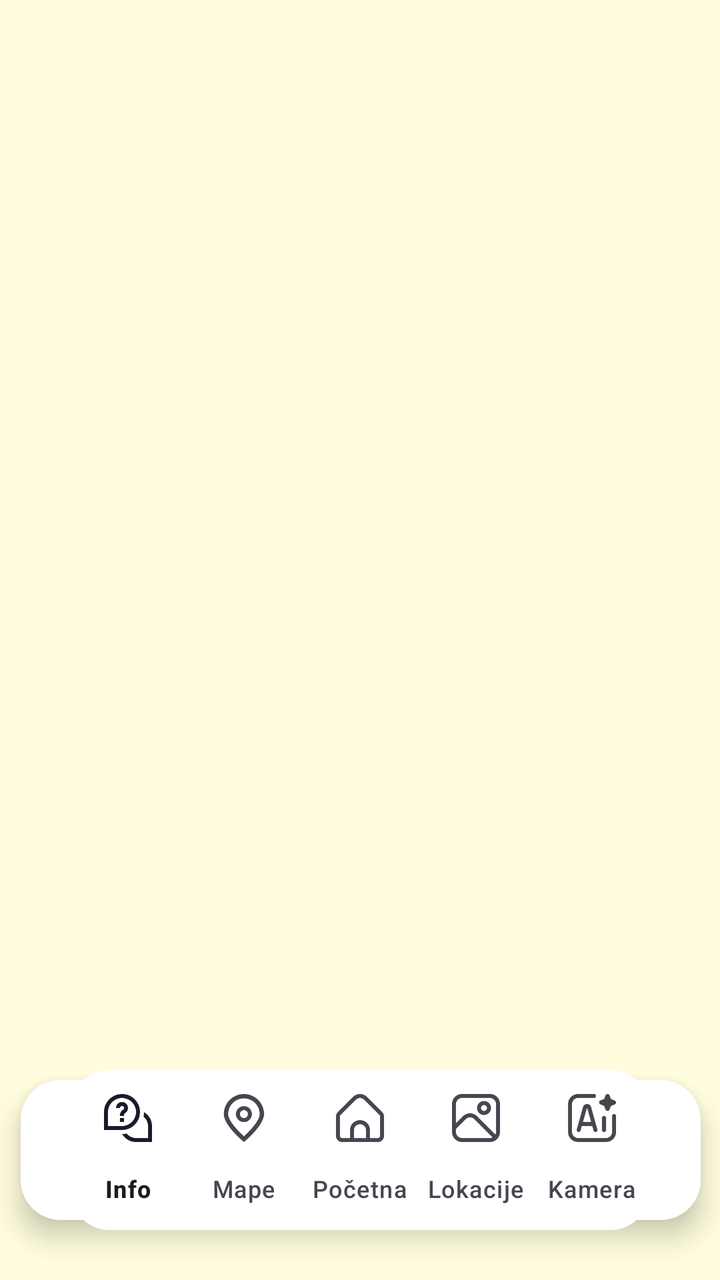
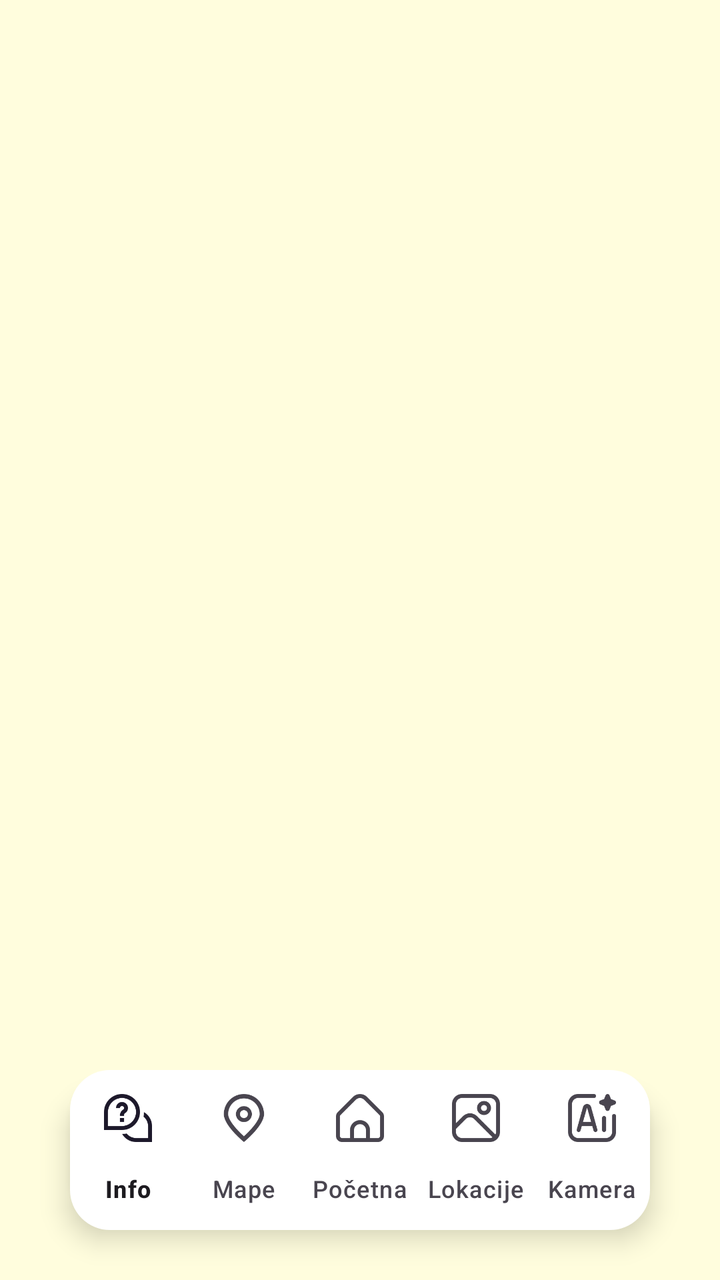

Screens rendered from an Android XML layout before and after an edit, with the pre-edit source and the edit as a unified diff.
<!-- AndroidManifest.xml: activity theme Theme.ARTour -->
<!-- res/layout/activity_main.xml -->
<?xml version="1.0" encoding="utf-8"?>
<androidx.coordinatorlayout.widget.CoordinatorLayout xmlns:android="http://schemas.android.com/apk/res/android"
    xmlns:app="http://schemas.android.com/apk/res-auto"
    xmlns:tools="http://schemas.android.com/tools"
    android:layout_width="match_parent"
    android:layout_height="match_parent"
    android:background="@color/pozadina"
    tools:context=".MainActivity">
    <FrameLayout
        android:id="@+id/frame_layout"
        android:layout_width="match_parent"
        android:layout_height="match_parent"/>
    
    

    <com.google.android.material.bottomappbar.BottomAppBar
        android:id="@+id/bottomAppBar"
        android:layout_width="match_parent"
        android:layout_height="wrap_content"
        android:layout_gravity="bottom"
        android:background="@android:color/transparent"
        android:visibility="invisible"
        app:fabCradleMargin="10dp"
        app:fabCradleRoundedCornerRadius="50dp">

    </com.google.android.material.bottomappbar.BottomAppBar>


    <androidx.constraintlayout.widget.ConstraintLayout
        android:layout_width="wrap_content"
        android:layout_height="wrap_content"
        android:layout_gravity="bottom|center_horizontal"
        android:layout_marginBottom="0dp">

        <FrameLayout
            android:layout_width="406dp"
            android:layout_height="120dp"
            android:layout_gravity="bottom|center_horizontal"
            android:layout_marginHorizontal="30dp"
            android:visibility="visible"
            app:layout_constraintBottom_toBottomOf="parent"
            app:layout_constraintEnd_toEndOf="parent"
            app:layout_constraintStart_toStartOf="parent"
            app:layout_constraintTop_toTopOf="parent">

            <ImageView
                android:id="@+id/imageView2"
                android:layout_width="340dp"
                android:layout_height="70dp"
                android:layout_gravity="bottom|center|center_horizontal"
                android:layout_marginBottom="30dp"
                android:background="@drawable/rounded_bottom_navigation_bar"
                android:elevation="8dp"
                android:visibility="visible" />
        </FrameLayout>
    </androidx.constraintlayout.widget.ConstraintLayout>


    <com.google.android.material.bottomnavigation.BottomNavigationView
        android:id="@+id/bottomNavigationView"
        android:layout_width="wrap_content"
        android:layout_height="wrap_content"
        android:layout_gravity="bottom|center_vertical"
        android:layout_marginHorizontal="35dp"
        android:layout_marginBottom="25dp"
        android:background="@drawable/rounded_bottom_navigation_bar"
        app:itemActiveIndicatorStyle="@style/App.Custom.Indicator"
        android:visibility="visible"
        app:labelVisibilityMode="labeled"
        app:layout_anchor="@+id/bottomAppBar"
        app:layout_anchorGravity="center|center_vertical"
        app:menu="@menu/bottom_menu">

    </com.google.android.material.bottomnavigation.BottomNavigationView>

    <TextView
        android:id="@+id/naslov"
        android:layout_width="wrap_content"
        android:layout_height="wrap_content"
        android:fontFamily="sans-serif-condensed"
        android:text="TURISTIČKI VODIČ OPŠTINE MILIĆI"
        android:textSize="25dp"
        android:textStyle="bold"
        app:layout_anchor="@+id/frame_layout"
        app:layout_anchorGravity="center"
        android:translationY="-260dp"
        android:visibility="gone"/>

    <TextView
        android:id="@+id/kartice"
        android:layout_width="wrap_content"
        android:layout_height="wrap_content"
        android:text="IZDVOJENE LOKACIJE"
        android:fontFamily="sans-serif-condensed"
        android:textSize="20dp"
        android:textStyle="bold"
        app:layout_anchor="@+id/frame_layout"
        app:layout_anchorGravity="center"
        android:translationY="-180dp"
        android:visibility="gone"/>

    <androidx.viewpager2.widget.ViewPager2
        android:layout_width="410dp"
        android:layout_height="210dp"
        app:layout_anchor="@+id/frame_layout"
        app:layout_anchorGravity="center"
        android:translationY="-50dp"
        android:visibility="gone"/>

    <ImageView
        android:id="@+id/ikona1"
        android:layout_width="50dp"
        android:layout_height="50dp"
        app:layout_anchor="@+id/frame_layout"
        app:layout_anchorGravity="center"
        app:srcCompat="@drawable/baseline_forest_24"
        android:translationY="80dp"
        android:translationX="-155dp"
        android:visibility="gone"/>
    <ImageView
        android:id="@+id/ikona2"
        android:layout_width="50dp"
        android:layout_height="50dp"
        app:layout_anchor="@+id/frame_layout"
        app:layout_anchorGravity="center"
        app:srcCompat="@drawable/baseline_local_cafe_24"
        android:translationY="80dp"
        android:translationX="-95dp"
        android:visibility="gone"/>
    <ImageView
        android:id="@+id/ikona3"
        android:layout_width="50dp"
        android:layout_height="50dp"
        app:layout_anchor="@+id/frame_layout"
        app:layout_anchorGravity="center"
        app:srcCompat="@drawable/baseline_church_24"
        android:translationY="80dp"
        android:translationX="-35dp"
        android:visibility="gone"/>

</androidx.coordinatorlayout.widget.CoordinatorLayout>
<!-- resources referenced by this layout -->
<resources>
  <color name="pozadina">#fffddd</color>
  <!-- drawable baseline_church_24 (drawable) -->
  <vector android:height="24dp" android:tint="#000000"
      android:viewportHeight="24" android:viewportWidth="24"
      android:width="24dp" xmlns:android="http://schemas.android.com/apk/res/android">
      <path android:fillColor="@android:color/white" android:pathData="M18,12.22V9l-5,-2.5V5h2V3h-2V1h-2v2H9v2h2v1.5L6,9v3.22L2,14v8h8v-3c0,-1.1 0.9,-2 2,-2s2,0.9 2,2v3h8v-8L18,12.22zM12,13.5c-0.83,0 -1.5,-0.67 -1.5,-1.5s0.67,-1.5 1.5,-1.5s1.5,0.67 1.5,1.5S12.83,13.5 12,13.5z"/>
  </vector>
  <!-- drawable baseline_forest_24 (drawable) -->
  <vector android:height="24dp" android:tint="#000000"
      android:viewportHeight="24" android:viewportWidth="24"
      android:width="24dp" xmlns:android="http://schemas.android.com/apk/res/android">
      <path android:fillColor="@android:color/white" android:pathData="M16,12l-7,-10l-7,10l1.86,0l-3.86,6l7,0l0,4l4,0l0,-4l7,0l-3.86,-6z"/>
      <path android:fillColor="@android:color/white" android:pathData="M20.14,12l1.86,0l-7,-10l-2.39,3.41l5.31,7.59l-1.92,0l-0.03,0l3.22,5l4.81,0z"/>
      <path android:fillColor="@android:color/white" android:pathData="M13,19h4v3h-4z"/>
  </vector>
  <!-- drawable baseline_local_cafe_24 (drawable) -->
  <vector android:height="24dp" android:tint="#000000"
      android:viewportHeight="24" android:viewportWidth="24"
      android:width="24dp" xmlns:android="http://schemas.android.com/apk/res/android">
      <path android:fillColor="@android:color/white" android:pathData="M20,3L4,3v10c0,2.21 1.79,4 4,4h6c2.21,0 4,-1.79 4,-4v-3h2c1.11,0 2,-0.9 2,-2L22,5c0,-1.11 -0.89,-2 -2,-2zM20,8h-2L18,5h2v3zM4,19h16v2L4,21z"/>
  </vector>
  <!-- drawable rounded_bottom_navigation_bar (drawable) -->
  <?xml version="1.0" encoding="utf-8"?>
  <shape xmlns:android="http://schemas.android.com/apk/res/android">
      <corners android:radius="20dp" /> 
      <solid android:color="@android:color/white" /> 
  </shape>
  <style name="App.Custom.Indicator" parent="Widget.Material3.BottomNavigationView.ActiveIndicator">
          <item name="android:color">@color/aktivna</item>
      </style>
  <style name="Theme.ARTour" parent="Base.Theme.ARTour" />
  <color name="aktivna">#0ff0ff</color>
  <style name="Base.Theme.ARTour" parent="Theme.Material3.DayNight.NoActionBar">
          
          
          <item name="android:statusBarColor" tools:targetApi="1">@color/pozadina</item>
          <item name="android:navigationBarColor">@color/pozadina</item>
      </style>
</resources>

<!-- the commit's change to res/layout/activity_main.xml (unified diff, before → after) -->
@@ -26,52 +26,40 @@
     </com.google.android.material.bottomappbar.BottomAppBar>
 
 
-    <androidx.constraintlayout.widget.ConstraintLayout
-        android:layout_width="wrap_content"
-        android:layout_height="wrap_content"
+    <FrameLayout
+        android:layout_width="match_parent"
+        android:layout_height="120dp"
         android:layout_gravity="bottom|center_horizontal"
-        android:layout_marginBottom="0dp">
+        android:visibility="visible">
 
-        <FrameLayout
-            android:layout_width="406dp"
-            android:layout_height="120dp"
-            android:layout_gravity="bottom|center_horizontal"
-            android:layout_marginHorizontal="30dp"
+        <ImageView
+            android:id="@+id/imageView2"
+            android:layout_width="match_parent"
+            android:layout_height="70dp"
+            android:layout_gravity="bottom|center|center_horizontal"
+            android:layout_marginHorizontal="35dp"
+            android:layout_marginBottom="30dp"
+            android:background="@drawable/rounded_bottom_navigation_bar"
+            android:elevation="8dp"
+            android:visibility="visible" />
+
+        <com.google.android.material.bottomnavigation.BottomNavigationView
+            android:id="@+id/bottomNavigationView"
+            android:layout_width="wrap_content"
+            android:layout_height="wrap_content"
+            android:layout_gravity="bottom|center_vertical"
+            android:layout_marginHorizontal="35dp"
+            android:layout_marginBottom="25dp"
+            android:background="@drawable/rounded_bottom_navigation_bar"
             android:visibility="visible"
-            app:layout_constraintBottom_toBottomOf="parent"
-            app:layout_constraintEnd_toEndOf="parent"
-            app:layout_constraintStart_toStartOf="parent"
-            app:layout_constraintTop_toTopOf="parent">
+            app:elevation="8dp"
+            app:itemActiveIndicatorStyle="@style/App.Custom.Indicator"
+            app:labelVisibilityMode="labeled"
+            app:menu="@menu/bottom_menu">
 
-            <ImageView
-                android:id="@+id/imageView2"
-                android:layout_width="340dp"
-                android:layout_height="70dp"
-                android:layout_gravity="bottom|center|center_horizontal"
-                android:layout_marginBottom="30dp"
-                android:background="@drawable/rounded_bottom_navigation_bar"
-                android:elevation="8dp"
-                android:visibility="visible" />
-        </FrameLayout>
-    </androidx.constraintlayout.widget.ConstraintLayout>
+        </com.google.android.material.bottomnavigation.BottomNavigationView>
+    </FrameLayout>
 
-
-    <com.google.android.material.bottomnavigation.BottomNavigationView
-        android:id="@+id/bottomNavigationView"
-        android:layout_width="wrap_content"
-        android:layout_height="wrap_content"
-        android:layout_gravity="bottom|center_vertical"
-        android:layout_marginHorizontal="35dp"
-        android:layout_marginBottom="25dp"
-        android:background="@drawable/rounded_bottom_navigation_bar"
-        app:itemActiveIndicatorStyle="@style/App.Custom.Indicator"
-        android:visibility="visible"
-        app:labelVisibilityMode="labeled"
-        app:layout_anchor="@+id/bottomAppBar"
-        app:layout_anchorGravity="center|center_vertical"
-        app:menu="@menu/bottom_menu">
-
-    </com.google.android.material.bottomnavigation.BottomNavigationView>
 
     <TextView
         android:id="@+id/naslov"
